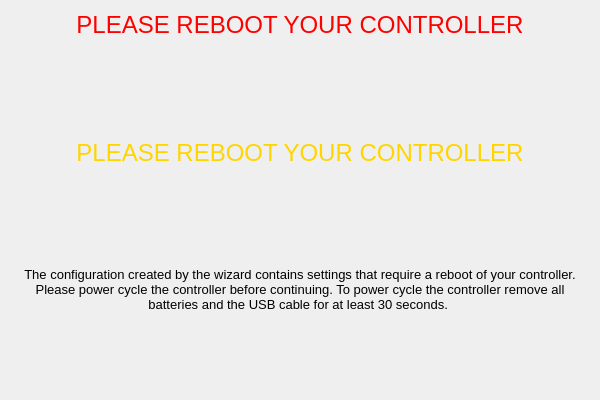
This is ground/openpilotgcs/src/plugins/setupwizard/pages/rebootpage.ui in openpilot/OpenPilot as Qt 5 draws it before an edit. The edited form follows.
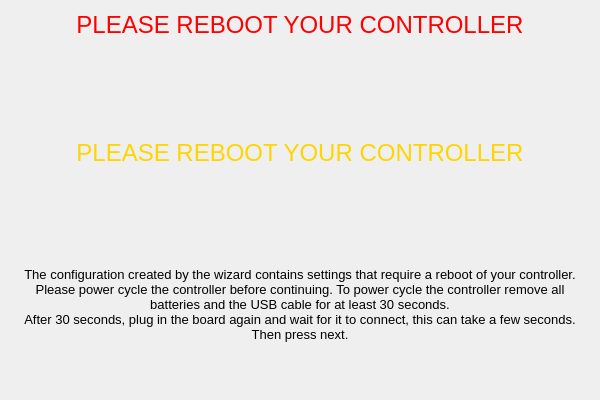
This is the edited form.

Commit message: Fixed texts in Vehicle Setup Wizard. Added new icons for PipX. Enabled hyper link to esc wiki page on wizard output page.

Patch:
```diff
--- a/ground/openpilotgcs/src/plugins/setupwizard/pages/rebootpage.ui
+++ b/ground/openpilotgcs/src/plugins/setupwizard/pages/rebootpage.ui
@@ -55,7 +55,8 @@
 &lt;html&gt;&lt;head&gt;&lt;meta name=&quot;qrichtext&quot; content=&quot;1&quot; /&gt;&lt;style type=&quot;text/css&quot;&gt;
 p, li { white-space: pre-wrap; }
 &lt;/style&gt;&lt;/head&gt;&lt;body style=&quot; font-family:'MS Shell Dlg 2'; font-size:8pt; font-weight:400; font-style:normal;&quot;&gt;
-&lt;p align=&quot;center&quot; style=&quot; margin-top:0px; margin-bottom:0px; margin-left:0px; margin-right:0px; -qt-block-indent:0; text-indent:0px;&quot;&gt;&lt;span style=&quot; font-size:10pt; color:#000000;&quot;&gt;The configuration created by the wizard contains settings that require a reboot of your controller. Please power cycle the controller before continuing. To power cycle the controller remove all batteries and the USB cable for at least 30 seconds. &lt;/span&gt;&lt;/p&gt;&lt;/body&gt;&lt;/html&gt;</string>
+&lt;p align=&quot;center&quot; style=&quot; margin-top:0px; margin-bottom:0px; margin-left:0px; margin-right:0px; -qt-block-indent:0; text-indent:0px;&quot;&gt;&lt;span style=&quot; font-size:10pt; color:#000000;&quot;&gt;The configuration created by the wizard contains settings that require a reboot of your controller. Please power cycle the controller before continuing. To power cycle the controller remove all batteries and the USB cable for at least 30 seconds.&lt;/span&gt;&lt;/p&gt;
+&lt;p align=&quot;center&quot; style=&quot; margin-top:0px; margin-bottom:0px; margin-left:0px; margin-right:0px; -qt-block-indent:0; text-indent:0px;&quot;&gt;&lt;span style=&quot; font-size:10pt; color:#000000;&quot;&gt;After 30 seconds, plug in the board again and wait for it to connect, this can take a few seconds. Then press next.&lt;/span&gt;&lt;/p&gt;&lt;/body&gt;&lt;/html&gt;</string>
      </property>
      <property name="alignment">
       <set>Qt::AlignLeading|Qt::AlignLeft|Qt::AlignTop</set>
```
The commit also changes 6 other files.
